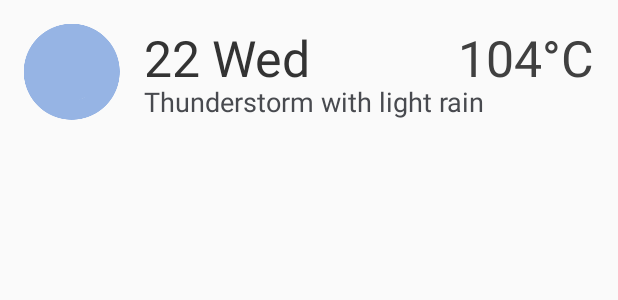
After one commit to Lamorak/KotlinWeather, an Android app: the layout item_forecast.xml on its own in the app's theme, with its tools: preview values and no code run, on a phone screen of 412 x 824 dp. The commit adds this screen. Shown: the top 300 px of the screen. Run offline under Robolectric (Android 15) with nearby library versions, the phone set to English and light mode, and no system bars.

Commit message:
Add ForecastFragment mock

```diff
--- a/app/build.gradle
+++ b/app/build.gradle
@@ -27,6 +27,7 @@ dependencies {
     compile fileTree(dir: 'libs', include: ['*.jar'])
     compile 'com.android.support:appcompat-v7:22.2.0'
     compile 'com.android.support:design:22.2.0'
+    compile 'com.android.support:recyclerview-v7:22.2.0'
     compile 'com.github.salomonbrys.kotson:kotson:1.2.0'
     compile 'com.squareup.okhttp:okhttp:2.4.0'
     compile 'com.squareup.picasso:picasso:2.5.2'
--- /dev/null
+++ b/app/src/main/res/layout/fragment_forecast.xml
@@ -0,0 +1,5 @@
+<?xml version="1.0" encoding="utf-8"?>
+<android.support.v7.widget.RecyclerView xmlns:android="http://schemas.android.com/apk/res/android"
+    android:id="@+id/forecast_list"
+    android:layout_width="match_parent"
+    android:layout_height="match_parent" />
--- /dev/null
+++ b/app/src/main/res/layout/item_forecast.xml
@@ -0,0 +1,42 @@
+<?xml version="1.0" encoding="utf-8"?>
+<FrameLayout xmlns:android="http://schemas.android.com/apk/res/android"
+    xmlns:tools="http://schemas.android.com/tools"
+    android:layout_width="match_parent"
+    android:layout_height="wrap_content"
+    android:padding="16dp">
+
+    <ImageView
+        android:id="@+id/forecast_icon"
+        android:layout_width="wrap_content"
+        android:layout_height="wrap_content"
+        android:layout_gravity="center_vertical"
+        android:scaleType="center"
+        android:background="@drawable/ic_overlay_weather_status_forecast" />
+
+    <TextView
+        android:id="@+id/forecast_day"
+        android:layout_width="wrap_content"
+        android:layout_height="wrap_content"
+        android:layout_marginLeft="80dp"
+        tools:text="22 Wed"
+        android:textAppearance="@style/TextAppearance.ForecastDayLabel" />
+
+    <TextView
+        android:id="@+id/forecast_temperature"
+        android:layout_width="wrap_content"
+        android:layout_height="wrap_content"
+        android:layout_gravity="right"
+        tools:text="104°C"
+        android:textAppearance="@style/TextAppearance.ForecastTempreratureLabel" />
+
+    <TextView
+        android:id="@+id/forecast_conditions"
+        android:layout_width="wrap_content"
+        android:layout_height="wrap_content"
+        android:layout_gravity="bottom"
+        android:layout_marginLeft="80dp"
+        android:layout_marginTop="8dp"
+        tools:text="Thunderstorm with light rain"
+        android:textAppearance="@style/TextAppearance.ForecastConditionLabel" />
+
+</FrameLayout>
--- a/app/src/main/res/values/fonts.xml
+++ b/app/src/main/res/values/fonts.xml
@@ -38,4 +38,25 @@
         <item name="android:layout_marginRight">@dimen/today_detail_horizontal_margin</item>
         <item name="android:drawablePadding">@dimen/today_detail_drawable_margin</item>
     </style>
+
+    <style name="TextAppearance.ForecastDayLabel">
+        <item name="android:textSize">33dp</item>
+        <item name="android:textColor">#333333</item>
+        <item name="android:singleLine">true</item>
+        <item name="android:ellipsize">marquee</item>
+    </style>
+
+    <style name="TextAppearance.ForecastTempreratureLabel">
+        <item name="android:textSize">33dp</item>
+        <item name="android:textColor">#404040</item>
+        <item name="android:singleLine">true</item>
+        <item name="android:ellipsize">marquee</item>
+    </style>
+
+    <style name="TextAppearance.ForecastConditionLabel">
+        <item name="android:textSize">18dp</item>
+        <item name="android:textColor">#484a4f</item>
+        <item name="android:maxLines">1</item>
+        <item name="android:ellipsize">marquee</item>
+    </style>
 </resources>
```
Also changed, not shown: app/src/main/kotlin/cz/lamorak/kotlinweather/activity/MainActivity.kt (+18 -5 lines), app/src/main/kotlin/cz/lamorak/kotlinweather/adapter/ForecastAdapter.kt (added, +34 -0 lines), app/src/main/kotlin/cz/lamorak/kotlinweather/fragment/ForecastFragment.kt (added, +65 -0 lines).
